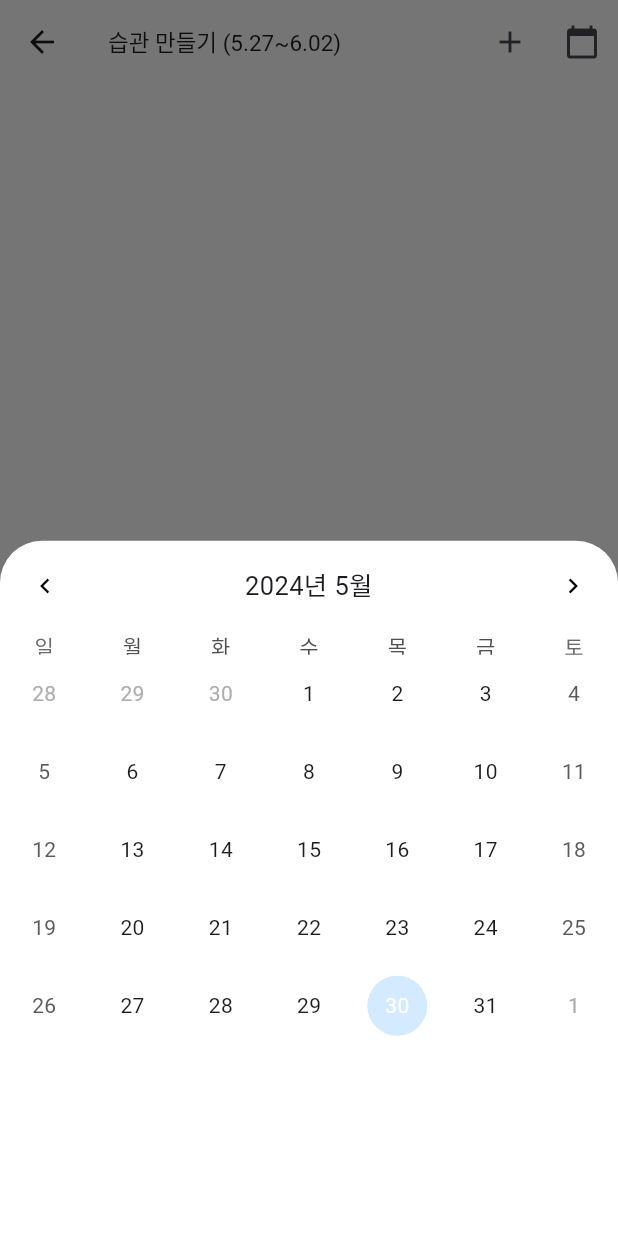
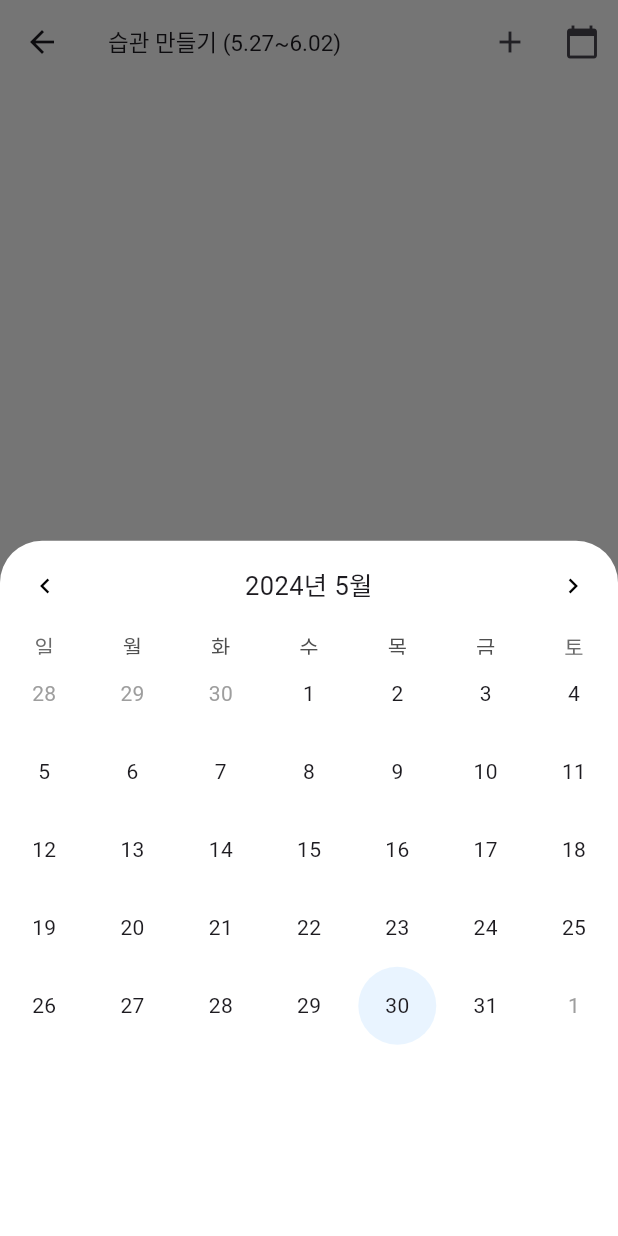
Before and after one commit to salt-bread-tech/nabi, a Flutter app: the RoutineScreen screen opened by its route, after a tap on the "calendar today" icon, on a phone screen of 412 x 824 dp. Run offline on Flutter 3.47's test engine with Material 3 defaults, Android fonts, the phone set to English and light mode, and no system bars; drawn by our look-alikes of table_calendar; our stand-ins replace carousel_slider, connectivity_plus, fl_chart, flutter_chat_types, flutter_chat_ui, flutter_secure_storage and 9 more; missing offline and left inert: google_ml_kit; accounts and stored records are empty; network calls fail.

Commit message:
FEAT: 오류 수정

```diff
--- a/lib/screen/screen_routine.dart
+++ b/lib/screen/screen_routine.dart
@@ -410,6 +410,52 @@ class _WidgetCalendarMonthState extends State<WidgetCalendarMonth> {
             widget.onDateSelected(selectedDay);
           },
           calendarFormat: CalendarFormat.month,
+          calendarBuilders: CalendarBuilders(
+            selectedBuilder: (context, day, focusedDay) {
+              return Container(
+                  width: 40,
+                  decoration: BoxDecoration(
+                    shape: BoxShape.circle,
+                    color: AppTheme.pastelBlue.withOpacity(0.5),
+                  ),
+                  child: Center(
+                    child: Text(
+                      '${day.day}',
+                      style: TextStyle().copyWith(),
+                    ),
+                  ));
+            },
+            defaultBuilder: (context, day, focusedDay) {
+              return Center(
+                child: Text(
+                  '${day.day}',
+                  style: TextStyle().copyWith(),
+                ),
+              );
+            },
+            outsideBuilder: (context, day, focusedDay) {
+              return Center(
+                child: Text(
+                  '${day.day}',
+                  style: TextStyle().copyWith(color: Colors.grey),
+                ),
+              );
+            },
+            todayBuilder: (context, day, focusedDay) {
+              return Container(
+                  width: 40,
+                  decoration: BoxDecoration(
+                    shape: BoxShape.circle,
+                    color: AppTheme.pastelYellow,
+                  ),
+                  child: Center(
+                    child: Text(
+                      '${day.day}',
+                      style: TextStyle().copyWith(),
+                    ),
+                  ));
+            },
+          ),
         ),
       ],
     );
```
Also changed, not shown: lib/screen/screen_home.dart (+48 -26 lines), lib/screen/screen_schedule_calendar.dart (+6 -4 lines), lib/widgets/widget_calendar.dart (+46 -0 lines), 1 other file.
